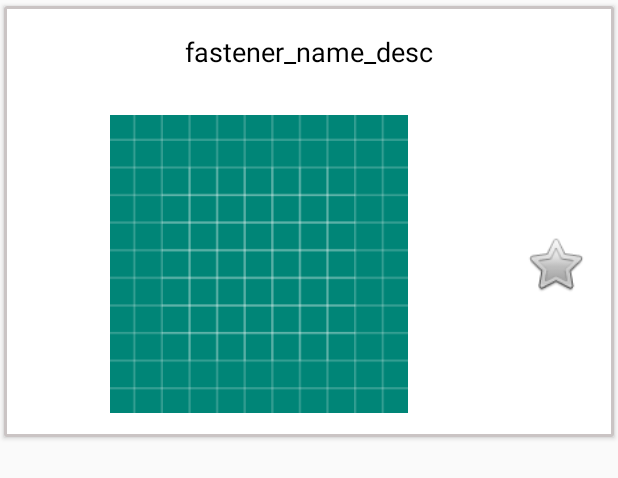
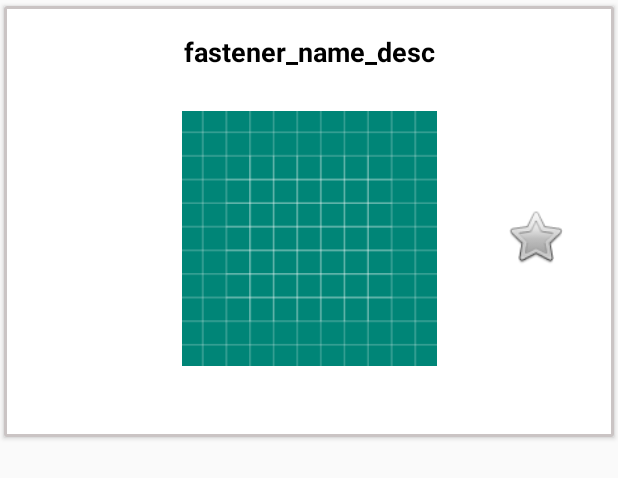
Before and after one commit to laur1208/HeadClearancePRO, an Android app: the layout fastener_desc_item.xml on its own in the app's theme, with its tools: preview values and no code run, on a phone screen of 412 x 824 dp. Shown: the top 478 px of the screen. Run offline under Robolectric (Android 15) with nearby library versions, the phone set to English and light mode, and no system bars; network calls fail.

Commit message:
layouts adjustments

```diff
--- a/app/src/main/java/ps/room/headclearancefree/FastenerDetailActivity.java
+++ b/app/src/main/java/ps/room/headclearancefree/FastenerDetailActivity.java
@@ -388,14 +388,15 @@ public class FastenerDetailActivity extends AppCompatActivity implements  Fasten
             clicked_cell_position = position;
             clicked_row_num = position / NR_OF_ROWS;
             showSizesDialog();
+            vibrate(VIBRATION_TOGGLE);
         }
         /*----- field click ----*/
         else {
             /*--- if the value in field is not empty, show dialog for deleting ---*/
             if(!getCellGridValue(position).equals(getResources().getString(R.string.empty))){
                 deleteSize(position);
+                vibrate(VIBRATION_TOGGLE);
             }
         }
-        vibrate(VIBRATION_TOGGLE);
     }
 }
--- a/app/src/main/java/ps/room/headclearancefree/FastenerDetailRecyclerAdapter.java
+++ b/app/src/main/java/ps/room/headclearancefree/FastenerDetailRecyclerAdapter.java
@@ -86,6 +86,7 @@ public class FastenerDetailRecyclerAdapter extends RecyclerView.Adapter<Fastener
             case 1: /*---- header -----*/
                 holder.header.setBackgroundColor(Color.GRAY);
                 holder.header.setTextColor(Color.BLACK);
+                holder.header.setTypeface(Typeface.DEFAULT_BOLD);
                 switch (position){
                     case 0:
                         holder.header.setText(R.string.size);
@@ -131,6 +132,7 @@ public class FastenerDetailRecyclerAdapter extends RecyclerView.Adapter<Fastener
                 holder.field.setBackgroundColor(Color.WHITE);
                 holder.field.setId(position);
                 holder.field.setTag(position);
+                holder.field.setTypeface(Typeface.DEFAULT_BOLD);
                 holder.position = position;
                 /*--- check if we have previous sizes,
                        and if the position is passed the headers row
--- a/app/src/main/res/layout/activity_fastener_detail.xml
+++ b/app/src/main/res/layout/activity_fastener_detail.xml
@@ -31,7 +31,7 @@
         android:layout_marginBottom="1dp"
         app:layout_constraintBottom_toTopOf="@+id/include_legend_image_frame"
         app:layout_constraintEnd_toEndOf="parent"
-        app:layout_constraintHeight_percent="0.27"
+        app:layout_constraintHeight_percent="0.26"
         app:layout_constraintStart_toStartOf="parent" />
 
     <include
@@ -43,7 +43,7 @@
         android:layout_marginEnd="1dp"
         app:layout_constraintBottom_toTopOf="@+id/grid_recycler"
         app:layout_constraintEnd_toEndOf="parent"
-        app:layout_constraintHeight_percent="0.27"
+        app:layout_constraintHeight_percent="0.26"
         app:layout_constraintStart_toStartOf="parent" />
 
     <androidx.recyclerview.widget.RecyclerView
@@ -58,7 +58,6 @@
         app:layout_constraintBottom_toBottomOf="parent"
         app:layout_constraintEnd_toEndOf="parent"
         app:layout_constraintHeight_percent="0.4"
-
         app:layout_constraintStart_toStartOf="parent"
         app:layout_constraintTop_toTopOf="parent"
         app:layout_constraintVertical_bias="1"
--- a/app/src/main/res/layout/fastener_desc_item.xml
+++ b/app/src/main/res/layout/fastener_desc_item.xml
@@ -35,13 +35,15 @@
                 layout="@layout/fastener_image_frame"
                 android:layout_width="0dp"
                 android:layout_height="0dp"
-                android:layout_marginStart="0dp"
                 app:layout_constraintBottom_toBottomOf="parent"
                 app:layout_constraintEnd_toStartOf="@+id/favorite_lay"
-                app:layout_constraintHeight_percent="0.7"
+                app:layout_constraintHeight_percent="0.6"
+                app:layout_constraintHorizontal_chainStyle="packed"
                 app:layout_constraintStart_toStartOf="parent"
+                app:layout_constraintHorizontal_bias="0.8"
                 app:layout_constraintTop_toBottomOf="@+id/fastener_name_lay"
-                app:layout_constraintWidth_percent="0.80" />
+                app:layout_constraintVertical_bias="0.2"
+                app:layout_constraintWidth_percent="0.6" />
 
             <include
                 android:id="@+id/favorite_lay"
@@ -51,9 +53,11 @@
                 app:layout_constraintBottom_toBottomOf="parent"
                 app:layout_constraintEnd_toEndOf="parent"
                 app:layout_constraintHeight_percent="0.15"
-                app:layout_constraintWidth_percent="0.15"
                 app:layout_constraintStart_toEndOf="@+id/fastener_img_lay"
-                app:layout_constraintTop_toBottomOf="@+id/fastener_name_lay" />
+
+                app:layout_constraintTop_toBottomOf="@+id/fastener_name_lay"
+                app:layout_constraintVertical_bias="0.4"
+                app:layout_constraintWidth_percent="0.15" />
         </androidx.constraintlayout.widget.ConstraintLayout>
     </androidx.cardview.widget.CardView>
 </FrameLayout>
--- a/app/src/main/res/layout/fastener_name_layout.xml
+++ b/app/src/main/res/layout/fastener_name_layout.xml
@@ -12,5 +12,6 @@
         android:text="@string/fastener_name_desc"
         android:textAlignment="center"
         android:textAppearance="@style/TextAppearance.AppCompat.Medium"
-        android:textColor="@color/black" />
+        android:textColor="@color/black"
+        android:textStyle="bold" />
 </RelativeLayout>
```
